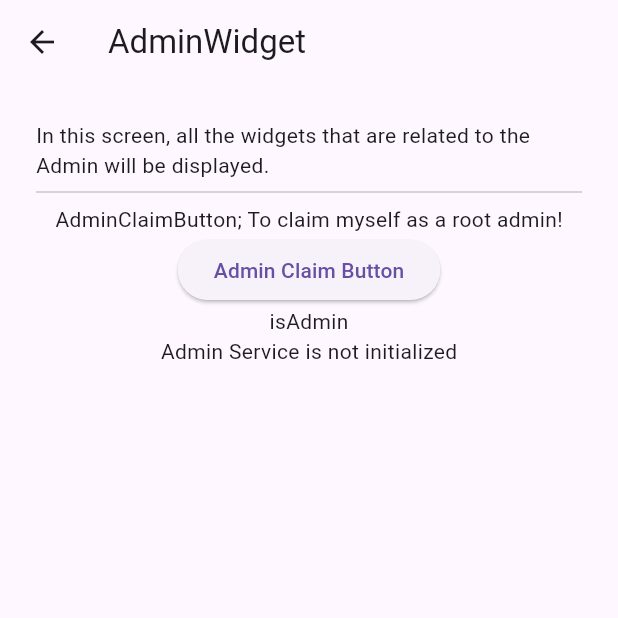
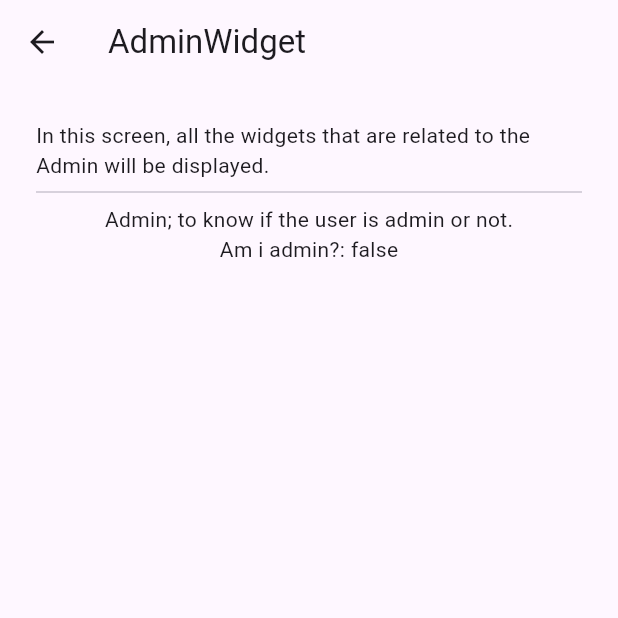
Before and after one commit to withcenterdev5/model_house, a Flutter app: the AdminWidgetScreen screen opened directly, on a phone screen of 412 x 824 dp, the top half of it. Run offline on Flutter 3.47's test engine with Material 3 defaults, Android fonts, the phone set to English and light mode, and no system bars; our stand-ins replace cached_network_image, cloud_firestore, firebase_auth, firebase_core, firebase_storage, firebase_ui_firestore and 3 more; missing offline and left inert: date_picker_v2, devicelocale, memory_cache, social_design_system; accounts and stored records are empty; generated files the repository leaves out were written again.

Commit message:
admin refactoring

```diff
--- a/example/lib/widget_app/screens/admin/admin.wdiget.screen.dart
+++ b/example/lib/widget_app/screens/admin/admin.wdiget.screen.dart
@@ -24,11 +24,9 @@ class _AdminWidgetScreenState extends State<AdminWidgetScreen> {
               "In this screen, all the widgets that are related to the Admin will be displayed.",
             ),
             const Divider(),
-            const Text('AdminClaimButton; To claim myself as a root admin!'),
-            const AdminClaimButton(),
-            const Text('isAdmin'),
-            Admin(builder: (roles) {
-              return Text('isAdmin: $roles');
+            const Text('Admin; to know if the user is admin or not.'),
+            Admin(builder: (isAdmin) {
+              return Text('Am i admin?: $isAdmin');
             })
           ],
         ),
--- a/example/lib/widget_app/screens/home/widget.home.screen.dart
+++ b/example/lib/widget_app/screens/home/widget.home.screen.dart
@@ -43,7 +43,8 @@ class _UserHomeScreenState extends State<WidgetHomeScreen> {
           MyDoc(
             builder: (user) => user == null
                 ? const SizedBox.shrink()
-                : Text('Welcome, ${user.displayName}, ${user.lastLoginAt}'),
+                : Text(
+                    'Welcome, ${user.displayName}, ${user.lastLoginAt}, UID: ${user.uid}'),
           ),
           ElevatedButton(
             onPressed: () {
--- a/lib/admin/admin.service.dart
+++ b/lib/admin/admin.service.dart
@@ -1,13 +1,3 @@
-import 'package:cloud_firestore/cloud_firestore.dart';
-import 'package:model_house/model_house.dart';
-import 'package:rxdart/rxdart.dart';
-
-bool get isRootAdmin =>
-    AdminService.instance.admins?[my!.uid]?.contains('root') ?? false;
-
-bool get isAdmin =>
-    AdminService.instance.admins?.keys.contains(my!.uid) ?? false;
-
 /// AdminService
 ///
 ///
@@ -15,64 +5,10 @@ class AdminService {
   static AdminService? _instance;
   static AdminService get instance => _instance ??= AdminService();
 
-  DocumentReference get adminDoc =>
-      FirebaseFirestore.instance.collection('settings').doc('admins');
-
-  /// 관리자 정보를 담는 변수.
-  Map<String, List<String>>? admins;
-
-  /// 관리자 정보가 변경될 때 알림을 받는 스트림.
-  BehaviorSubject<Map<String, List<String>>?> adminChange =
-      BehaviorSubject.seeded(null);
-
   bool initialized = false;
 
   /// Initialize the AdminService
   init() {
     initialized = true;
-
-    print('init admin service; initialized: $initialized');
-
-    /// 관리자 목록 문서 구독.
-    ///
-    /// 메모리에 관리자 목록을 보관해서, 매번 서버에 요청하지 않도록 한다.
-    /// 앱 시작시 한번 구독하면, 앱 종료할 때까지 필요하므로, 해제를 할 필요가 없다.
-    adminDoc.snapshots().listen((event) {
-      if (event.exists == false) {
-        admins = null;
-        adminChange.add(null);
-        return;
-      }
-      final data = event.data() as Map;
-      admins = data.map(
-        (key, value) => MapEntry(
-          key as String,
-          List<String>.from(value as List),
-        ),
-      );
-      print('adminChange.add(admins); $admins');
-      adminChange.add(admins);
-    });
-  }
-
-  /// Claim the login user as root admin.
-  ///
-  ///
-  Future<void> claimAsRoot() async {
-    await adminDoc.set({
-      my!.uid: ['root'],
-    });
-  }
-
-  /// Get all admins in /settings/admins document.
-  ///
-  Future<Map<String, List<String>>?> getAdmins() async {
-    final snapshot = await adminDoc.get();
-    if (snapshot.exists) {
-      final data = snapshot.data() as Map;
-      return data.map((key, value) =>
-          MapEntry(key as String, List<String>.from(value as List)));
-    }
-    return null;
   }
 }
--- a/lib/admin/widgets/admin.claim.button.dart
+++ /dev/null
@@ -1,33 +0,0 @@
-import 'package:flutter/material.dart';
-import 'package:model_house/admin/admin.service.dart';
-import 'package:model_house/model_house.dart';
-
-class AdminClaimButton extends StatelessWidget {
-  const AdminClaimButton({super.key});
-
-  @override
-  Widget build(BuildContext context) {
-    return ElevatedButton(
-      onPressed: () async {
-        final admins = await AdminService.instance.getAdmins();
-        if (admins != null) {
-          if (context.mounted) {
-            alert(
-                context: context,
-                title: 'admin_exist'.t,
-                message: 'admin_exist_message'.t);
-          }
-          return;
-        }
-        await AdminService.instance.claimAsRoot();
-        if (context.mounted) {
-          alert(
-              context: context,
-              title: 'admin_claimed'.t,
-              message: 'admin_claimed_message'.t);
-        }
-      },
-      child: const Text('Admin Claim Button'),
-    );
-  }
-}
--- a/lib/admin/widgets/admin.dart
+++ b/lib/admin/widgets/admin.dart
@@ -1,42 +1,25 @@
 import 'package:flutter/material.dart';
-import 'package:model_house/admin/admin.service.dart';
 import 'package:model_house/model_house.dart';
 
-/// 관리자인지 판단하여 위젯 빌드
+/// 관리자인지 판단하여 위젯 빌드 할 때 사용
 ///
-/// [builder] 함수에 관리자인지 여부를 파라메타로 전달된다. 이 파라메타에는 배열로 관리자의
-/// 권한이 전달된다. 관한 지정이 없는 일반 관리자는 빈 문자열이 전달될 수 있다. 관리자가 아니면,
-/// 배열이 아니라 null 값이 전달된다.
+/// [builder] 함수에 관리자인지 여부를 파라메타로 전달된다. 전달되는 파라메타의 값이
+/// 관리자이면 true 이고, 아니면 false 이다.
 ///
-/// 이 위젯은 AdminService.instance.init() 이 호출된 후에 사용해야 한다. 그렇지 않으면
-/// 에러 문자열을 화면에 표시한다.
-///
+/// 참고로, 이 위젯은 reacitve 하다. 굳이 실시간 업데이트를 할 필요 없지만,
+/// [MyDoc] 을 사용하므로, 자동으로 reactive 하게 동작한다.
 class Admin extends StatelessWidget {
   const Admin({
     super.key,
     required this.builder,
   });
 
-  final Widget Function(List<String>? roles) builder;
+  final Widget Function(bool) builder;
 
   @override
   Widget build(BuildContext context) {
-    return StreamBuilder(
-      stream: AdminService.instance.adminChange,
-      builder: (context, snapshot) {
-        final service = AdminService.instance;
-        if (service.initialized == false) {
-          return const Text('Admin Service is not initialized');
-        }
-        if (snapshot.connectionState == ConnectionState.waiting) {
-          return const CircularProgressIndicator();
-        }
-        if (snapshot.hasError) {
-          return Text(snapshot.error.toString());
-        }
-        final admins = snapshot.data;
-        return builder(admins?[my!.uid]);
-      },
-    );
+    return MyDoc(builder: (user) {
+      return builder(user?.admin ?? false);
+    });
   }
 }
--- a/lib/model_house.dart
+++ b/lib/model_house.dart
@@ -1,4 +1,3 @@
-export './admin/widgets/admin.claim.button.dart';
 export './admin/widgets/admin.dart';
 
 export './exception/error_code/chat.error_code.dart';
--- a/lib/user/user.dart
+++ b/lib/user/user.dart
@@ -9,6 +9,10 @@ import 'package:model_house/model_house.dart';
 /// [private] is the private field that will be used to store the user's data.
 class User {
   String uid;
+
+  /// If the user is an admin, it will be true. If not, it will be false.
+  final bool admin;
+
   String displayName;
   String name;
   String? gender;
@@ -29,6 +33,7 @@ class User {
 
   User({
     required this.uid,
+    this.admin = false,
     this.displayName = '',
     this.name = '',
     this.gender,
@@ -77,6 +82,7 @@ class User {
   factory User.fromJson(Map<String, dynamic> json, String uid) {
     return User(
       uid: uid,
+      admin: json['admin'] ?? false,
       displayName: json['displayName'] ?? '',
       name: json['name'] ?? '',
       gender: json['gender'],
@@ -98,6 +104,8 @@ class User {
 
   Map<String, dynamic> toJson() {
     final Map<String, dynamic> data = <String, dynamic>{};
+    data['uid'] = uid;
+    data['admin'] = admin;
     data['displayName'] = displayName;
     data['name'] = name;
     data['gender'] = gender;
--- a/lib/user/widgets/user.photo.list_view.dart
+++ b/lib/user/widgets/user.photo.list_view.dart
@@ -1,6 +1,7 @@
 import 'package:flutter/material.dart';
 import 'package:model_house/model_house.dart';
 
+///
 class UserPhotoListView extends StatelessWidget {
   const UserPhotoListView({
     super.key,
```
Also changed, not shown: example/lib/main.widgets.dart (+4 -3 lines), 1 other file.
